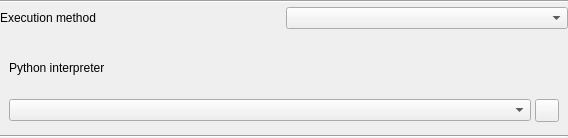
First picture: the form in spine_items/tool/ui/python_tool_options.ui, repository spine-tools/spine-items, before the edit.
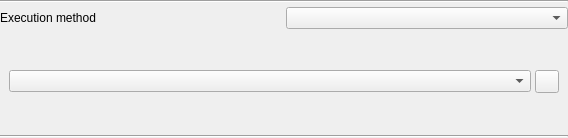
Second picture: the form after the edit. The open tabs and pages were chosen to show the change. Icons and pictures are not drawn.

Commit message: Update Julia Tool Properties with the stackedWidget based execution options

What changed in the file:
```diff
--- a/spine_items/tool/ui/python_tool_options.ui
+++ b/spine_items/tool/ui/python_tool_options.ui
@@ -85,13 +85,6 @@
      </widget>
      <widget class="QWidget" name="page_1">
       <layout class="QVBoxLayout" name="verticalLayout">
-       <item>
-        <widget class="QLabel" name="label_3">
-         <property name="text">
-          <string>Python interpreter</string>
-         </property>
-        </widget>
-       </item>
        <item>
         <layout class="QHBoxLayout" name="horizontalLayout_2">
          <property name="spacing">
```
Left out of the diff: 7 changed lines with no effect on the pictures. The commit also changes 6 other files.
